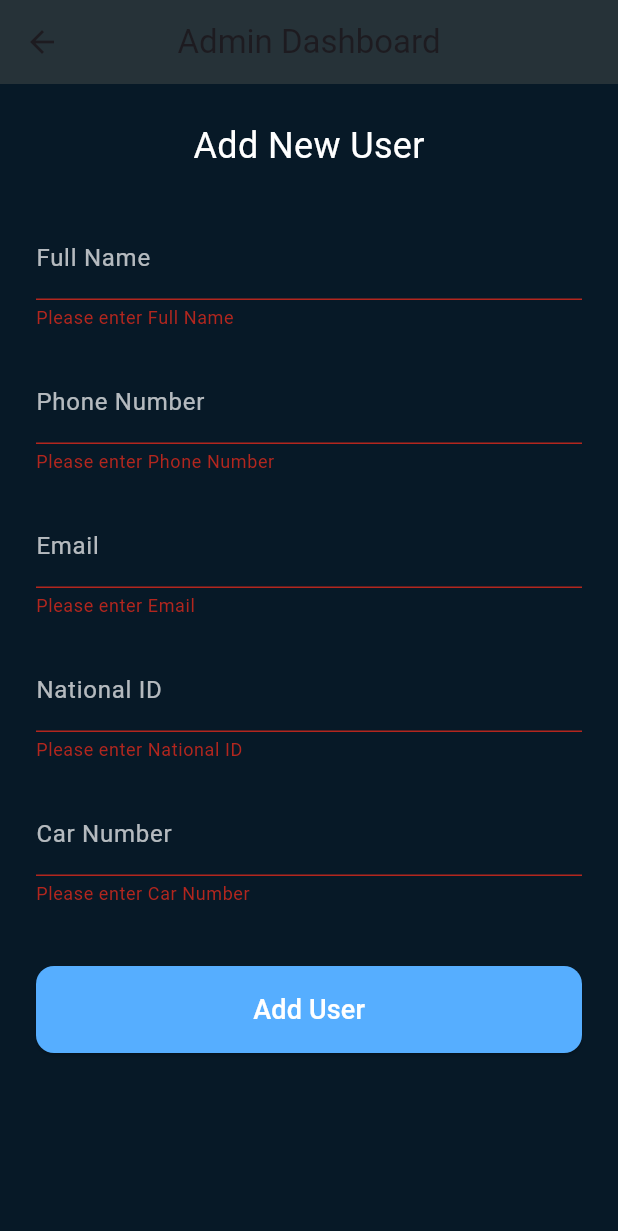
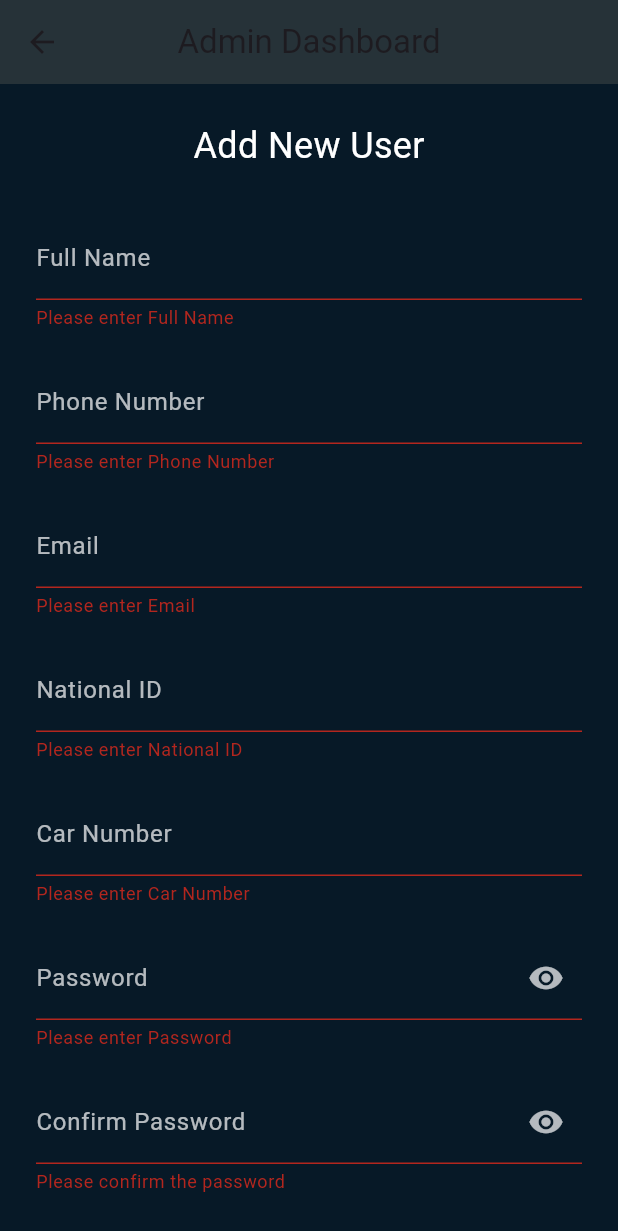
Before and after one commit to kerolssbolis/graduation-Application, a Flutter app: the AdminHomeScreen screen opened by its route, after a tap on "Add User", on a phone screen of 412 x 824 dp. Shown: the top 1231 px of the screen. Run offline on Flutter 3.47's test engine with Material 3 defaults, Android fonts, the phone set to English and light mode, and no system bars; our stand-ins replace flutter_map, geolocator, google_fonts, latlong2, smooth_page_indicator.

Commit message:
Merge remote-tracking branch 'origin/main'
# Conflicts:
#	lib/home_screen.dart

```diff
--- a/lib/adminadd_user.dart
+++ b/lib/adminadd_user.dart
@@ -1,4 +1,6 @@
 import 'package:flutter/material.dart';
+import 'package:http/http.dart' as http;
+import 'dart:convert';
 
 import 'appcolors.dart';
 
@@ -17,33 +19,89 @@ class _AdminHomeScreenState extends State<AdminHomeScreen> {
   final TextEditingController emailController = TextEditingController();
   final TextEditingController nationalIdController = TextEditingController();
   final TextEditingController carNumberController = TextEditingController();
+  final TextEditingController passwordController = TextEditingController();
+  final TextEditingController confirmPasswordController = TextEditingController();
 
-  void _submitForm() {
+  bool _obscurePassword = true;
+  bool _obscureConfirmPassword = true;
+
+  Future<void> _submitForm() async {
     if (_formKey.currentState!.validate()) {
       final name = nameController.text;
       final phone = phoneController.text;
       final email = emailController.text;
       final nationalId = nationalIdController.text;
       final carNumber = carNumberController.text;
+      final password = passwordController.text;
 
-      // Placeholder - replace with actual DB or API logic
-      print('Name: $name');
-      print('Phone: $phone');
-      print('Email: $email');
-      print('National ID: $nationalId');
-      print('Car Number: $carNumber');
+      final url = Uri.parse('https://taha454-trafficmanager-account.hf.space/mobile/signup/');
 
-      ScaffoldMessenger.of(context).showSnackBar(
-        const SnackBar(content: Text('User added successfully')),
+      final payload = {
+        "national_id": nationalId,
+        "name": name,
+        "phone_number": phone,
+        "email": email,
+        "type": "user",
+        "password": password,
+      };
+
+      try {
+        final response = await http.post(
+          url,
+          headers: {'Content-Type': 'application/json'},
+          body: jsonEncode(payload),
         );
 
-      // Clear fields after submission
+        if (response.statusCode == 200 || response.statusCode == 201) {
+          _showSuccessDialog();
+
+          // Clear fields
           nameController.clear();
           phoneController.clear();
           emailController.clear();
           nationalIdController.clear();
           carNumberController.clear();
+          passwordController.clear();
+          confirmPasswordController.clear();
+        } else {
+          _showErrorDialog("Failed: ${response.statusCode} - ${response.body}");
         }
+      } catch (e) {
+        _showErrorDialog("Error: $e");
+      }
+    }
+  }
+
+  void _showSuccessDialog() {
+    showDialog(
+      context: context,
+      builder: (_) => AlertDialog(
+        title: const Text('Success'),
+        content: const Text('User added successfully.'),
+        actions: [
+          TextButton(
+            onPressed: () => Navigator.of(context).pop(),
+            child: const Text('OK'),
+          ),
+        ],
+      ),
+    );
+  }
+
+  void _showErrorDialog(String message) {
+    showDialog(
+      context: context,
+      builder: (_) => AlertDialog(
+        title: const Text('Error'),
+        content: Text(message),
+        actions: [
+          TextButton(
+            onPressed: () => Navigator.of(context).pop(),
+            child: const Text('OK'),
+          ),
+        ],
+      ),
+    );
   }
 
   @override
@@ -91,6 +149,52 @@ class _AdminHomeScreenState extends State<AdminHomeScreen> {
               const SizedBox(height: 20),
 
               _buildTextField(carNumberController, 'Car Number'),
+              const SizedBox(height: 20),
+
+              _buildTextField(passwordController, 'Password',
+                  obscureText: _obscurePassword,
+                  suffixIcon: IconButton(
+                    icon: Icon(
+                      _obscurePassword ? Icons.visibility : Icons.visibility_off,
+                      color: Colors.white70,
+                    ),
+                    onPressed: () {
+                      setState(() {
+                        _obscurePassword = !_obscurePassword;
+                      });
+                    },
+                  ),
+                  validator: (value) {
+                    if (value == null || value.isEmpty) {
+                      return 'Please enter Password';
+                    } else if (value.length < 6) {
+                      return 'Password must be at least 6 characters';
+                    }
+                    return null;
+                  }),
+              const SizedBox(height: 20),
+
+              _buildTextField(confirmPasswordController, 'Confirm Password',
+                  obscureText: _obscureConfirmPassword,
+                  suffixIcon: IconButton(
+                    icon: Icon(
+                      _obscureConfirmPassword ? Icons.visibility : Icons.visibility_off,
+                      color: Colors.white70,
+                    ),
+                    onPressed: () {
+                      setState(() {
+                        _obscureConfirmPassword = !_obscureConfirmPassword;
+                      });
+                    },
+                  ),
+                  validator: (value) {
+                    if (value == null || value.isEmpty) {
+                      return 'Please confirm the password';
+                    } else if (value != passwordController.text) {
+                      return 'Passwords do not match';
+                    }
+                    return null;
+                  }),
               const SizedBox(height: 40),
 
               SizedBox(
@@ -117,15 +221,22 @@ class _AdminHomeScreenState extends State<AdminHomeScreen> {
     );
   }
 
-  Widget _buildTextField(TextEditingController controller, String label,
-      {TextInputType keyboardType = TextInputType.text,
-        String? Function(String?)? validator}) {
+  Widget _buildTextField(
+      TextEditingController controller,
+      String label, {
+        TextInputType keyboardType = TextInputType.text,
+        bool obscureText = false,
+        Widget? suffixIcon,
+        String? Function(String?)? validator,
+      }) {
     return TextFormField(
       controller: controller,
       keyboardType: keyboardType,
+      obscureText: obscureText,
       decoration: InputDecoration(
         labelText: label,
         labelStyle: const TextStyle(color: Colors.white70),
+        suffixIcon: suffixIcon,
         enabledBorder: OutlineInputBorder(
           borderSide: const BorderSide(color: Colors.white54),
           borderRadius: BorderRadius.circular(12),
--- a/lib/main.dart
+++ b/lib/main.dart
@@ -1,5 +1,6 @@
 import 'package:flutter/material.dart';
 import 'package:traffic_app/roleselectio_screen.dart';
+import 'addadmin_screen.dart';
 import 'adminadd_user.dart';
 import 'adminoption_screen.dart';
 import 'splash_screen.dart';
@@ -28,6 +29,7 @@ class MyApp extends StatelessWidget {
         '/signup': (context) => SignUpScreen(),
         '/admin_home': (context) => const AdminHomeScreen(),
         '/admin_options': (context) => const AdminOptionsScreen(),
+        '/add_admin': (context) => const AddAdminScreen(),
         '/home': (context) => HomeScreen(),
       },
     );
--- a/pubspec.yaml
+++ b/pubspec.yaml
@@ -41,6 +41,7 @@ dependencies:
   latlong2: ^0.9.0
   geolocator: ^11.0.0
   http: ^1.1.0
+  bcrypt: ^1.1.3
 
   # The following adds the Cupertino Icons font to your application.
   # Use with the CupertinoIcons class for iOS style icons.
```
Also changed, not shown: lib/addadmin_screen.dart (added, +160 -0 lines), lib/adminoption_screen.dart (+20 -0 lines), lib/login_screen.dart (+110 -112 lines), lib/signup_screen.dart (+59 -14 lines), pubspec.lock. Lines whose indentation alone changed are shown as unchanged.
